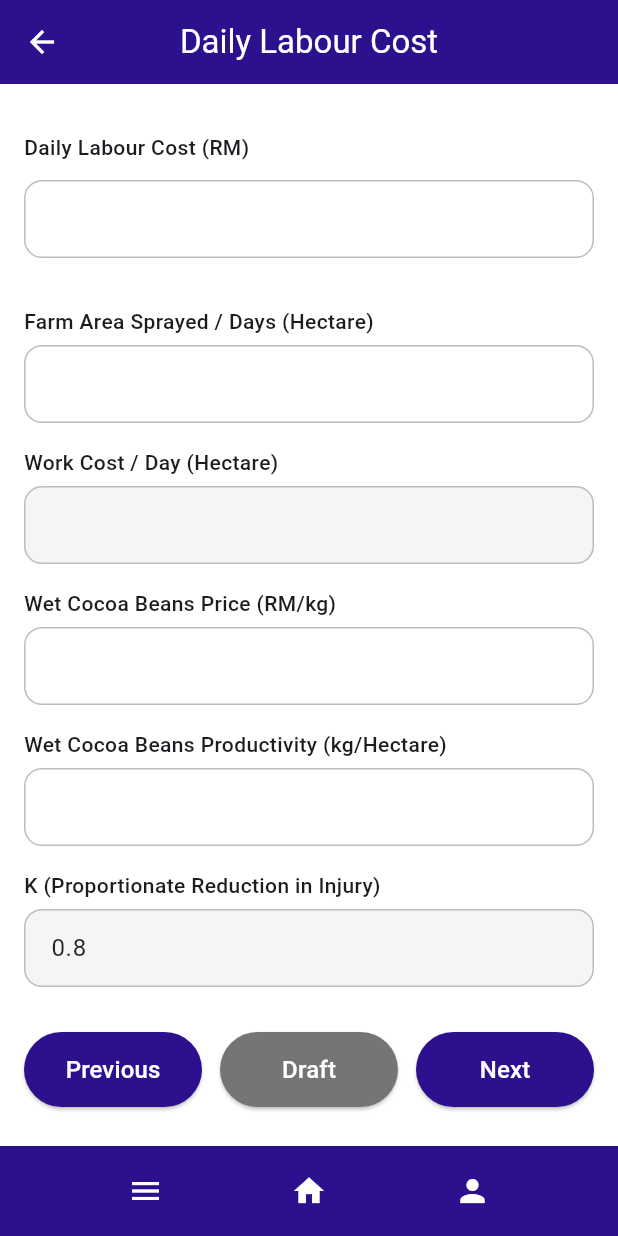
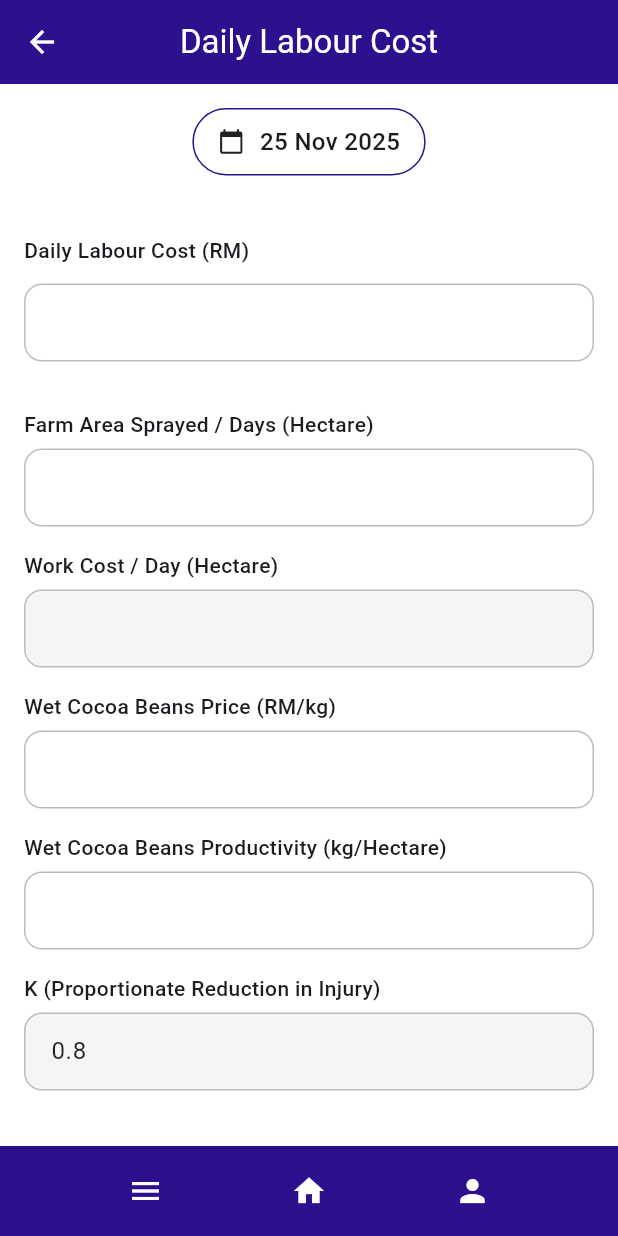
Before and after one commit to JulianVictor/COS40005-Computing-Technology-Project-A, a Flutter app: the LabourCostPage screen opened directly, on a phone screen of 412 x 824 dp. Run offline on Flutter 3.47's test engine with Material 3 defaults, Android fonts, the phone set to English and light mode, and no system bars; our stand-ins replace image_picker, table_calendar; missing offline and left inert: tflite_flutter.

Commit message:
Improve labour cost
- Add real-time calendar, cannot click
- Delete "Draft" button

```diff
--- a/lib/pages/labour_cost.dart
+++ b/lib/pages/labour_cost.dart
@@ -1,5 +1,7 @@
 import 'package:flutter/material.dart';
+import 'package:intl/intl.dart';
 import 'sample_result.dart';
+import 'cost_pesticide.dart'; // Add this import
 
 class LabourCostPage extends StatefulWidget {
   const LabourCostPage({super.key});
@@ -11,12 +13,15 @@ class LabourCostPage extends StatefulWidget {
 class _DailyLabourCostPageState extends State<LabourCostPage> {
   final Color purple = const Color(0xFF2D108E);
 
+  DateTime selectedDate = DateTime.now();
   final TextEditingController labourCostController = TextEditingController();
   final TextEditingController farmAreaController = TextEditingController();
   final TextEditingController workCostController = TextEditingController();
   final TextEditingController beansPriceController = TextEditingController();
   final TextEditingController beansProductivityController = TextEditingController();
   final TextEditingController kController = TextEditingController();
+
+  String formatDate(DateTime date) => DateFormat("dd MMM yyyy").format(date);
 
   @override
   Widget build(BuildContext context) {
@@ -42,6 +47,28 @@ class _DailyLabourCostPageState extends State<LabourCostPage> {
           child: Column(
             crossAxisAlignment: CrossAxisAlignment.start,
             children: [
+              // Date Display (Non-interactive) - Added from Pesticide page
+              Center(
+                child: Container(
+                  padding: const EdgeInsets.symmetric(horizontal: 16, vertical: 10),
+                  decoration: BoxDecoration(
+                    border: Border.all(color: purple),
+                    borderRadius: BorderRadius.circular(30),
+                  ),
+                  child: Row(
+                    mainAxisSize: MainAxisSize.min,
+                    children: [
+                      const Icon(Icons.calendar_today, size: 18, color: Colors.black87),
+                      const SizedBox(width: 10),
+                      Text(formatDate(DateTime.now()), // Always show current date
+                          style: const TextStyle(fontSize: 16, fontWeight: FontWeight.w500)),
+                    ],
+                  ),
+                ),
+              ),
+
+              const SizedBox(height: 24),
+
               _label("Daily Labour Cost (RM)"),
               const SizedBox(height: 6),
               _inputField(labourCostController, keyboard: TextInputType.number),
@@ -65,19 +92,25 @@ class _DailyLabourCostPageState extends State<LabourCostPage> {
               const SizedBox(height: 30),
 
               Row(
-                mainAxisAlignment: MainAxisAlignment.spaceBetween,
                 children: [
-                  _bottomButton("Previous", purple, () => Navigator.pop(context)),
-                  const SizedBox(width: 12),
-                  _bottomButton("Draft", Colors.grey.shade600, () {}),
-                  const SizedBox(width: 12),
-                  _bottomButton("Next", purple, () {
-                    Navigator.push(
-                      context,
-                      MaterialPageRoute(builder: (context) => const SampleResultPage()),
-                    );
-                  }),
-
+                  Expanded(
+                    child: _bottomButton("Previous", purple, () {
+                      // Navigate back to Pesticide Cost page
+                      Navigator.pushReplacement(
+                        context,
+                        MaterialPageRoute(builder: (context) => const CostPesticidePage()),
+                      );
+                    }),
+                  ),
+                  const SizedBox(width: 10),
+                  Expanded(
+                    child: _bottomButton("Next", purple, () {
+                      Navigator.push(
+                        context,
+                        MaterialPageRoute(builder: (context) => const SampleResultPage()),
+                      );
+                    }),
+                  ),
                 ],
               ),
             ],
@@ -117,12 +150,11 @@ class _DailyLabourCostPageState extends State<LabourCostPage> {
         ),
         focusedBorder: OutlineInputBorder(
           borderRadius: BorderRadius.circular(12),
-          borderSide: BorderSide(color: purple, width: 2), // Remove const here
+          borderSide: BorderSide(color: purple, width: 2),
         ),
       ),
     );
   }
-
 
   Widget _bottomButton(String text, Color color, VoidCallback onTap) {
     return Expanded(
@@ -143,7 +175,7 @@ class _DailyLabourCostPageState extends State<LabourCostPage> {
         ),
       ),
     );
-  } // ← This brace was missing
+  }
 
   @override
   void initState() {
@@ -176,7 +208,6 @@ class _DailyLabourCostPageState extends State<LabourCostPage> {
     );
   }
 
-
   void _calculateWorkCost() {
     double labour = double.tryParse(labourCostController.text) ?? 0;
     double area = double.tryParse(farmAreaController.text) ?? 1; // avoid divide by zero
@@ -184,6 +215,4 @@ class _DailyLabourCostPageState extends State<LabourCostPage> {
     double result = labour / area;
     workCostController.text = result.isFinite ? result.toStringAsFixed(2) : "0.00";
   }
-
-
-} // ← This brace was missing for the class
+}
```
